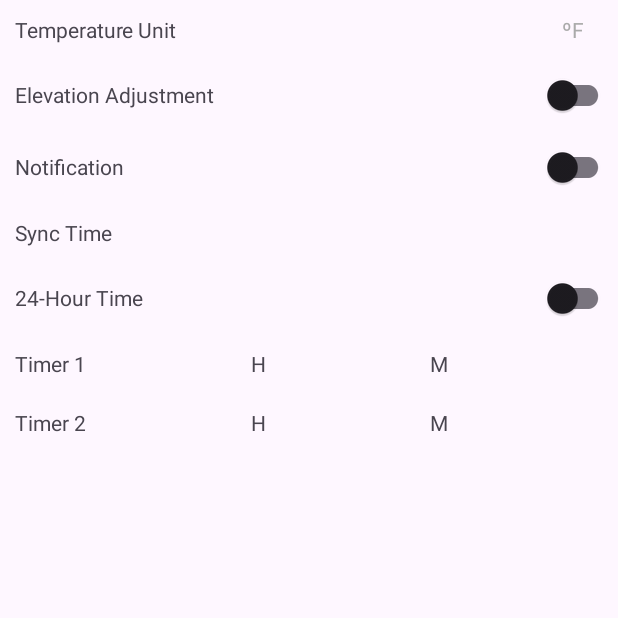
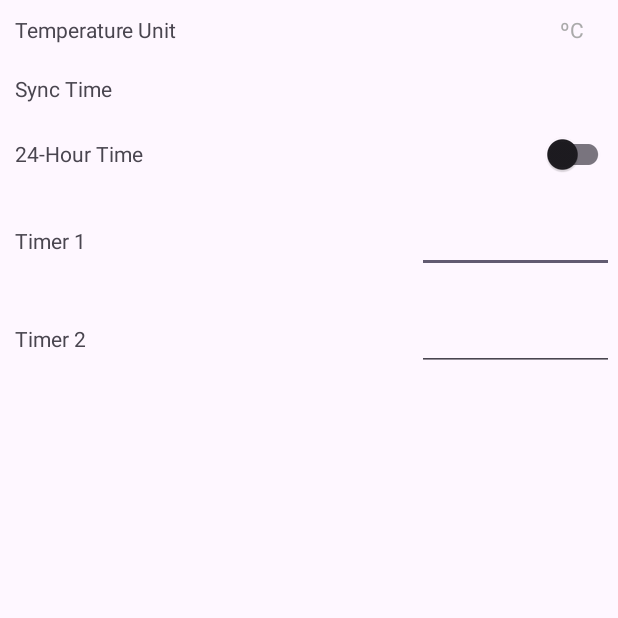
Before and after one commit to lizardlab/openpot, an Android app: the AppSettings screen opened directly, with no data from a screen before it, on a phone screen of 412 x 824 dp, the top half of it. Run offline under Robolectric (Android 15) with nearby library versions, the phone set to English and light mode, and no system bars; 4 statements that could not run were skipped.

Commit message:
pot settings complete

```diff
--- a/app/src/main/java/company/lizard/openpot/AppSettings.kt
+++ b/app/src/main/java/company/lizard/openpot/AppSettings.kt
@@ -7,14 +7,14 @@ import android.content.IntentFilter
 import android.os.Bundle
 import android.util.Log
 import android.view.View
+import android.widget.EditText
 import android.widget.TextView
-import android.widget.ToggleButton
 import androidx.activity.enableEdgeToEdge
 import androidx.appcompat.app.AppCompatActivity
-import androidx.compose.ui.state.ToggleableState
-import androidx.core.content.ContextCompat
+import androidx.appcompat.widget.SwitchCompat
 import androidx.core.view.ViewCompat
 import androidx.core.view.WindowInsetsCompat
+import androidx.core.widget.doAfterTextChanged
 
 
 class AppSettings : AppCompatActivity() {
@@ -22,9 +22,10 @@ class AppSettings : AppCompatActivity() {
     private lateinit var bleService: BLEService
     //val Context.dataStore: DataStore<Preferences> by preferencesDataStore(name = "settings")
     override fun onCreate(savedInstanceState: Bundle?) {
-        //val sharedPref = activity?.getSharedPreferences(getString(R.string.preference_file_key), Context.MODE_PRIVATE)
+        val sharedPref =  getSharedPreferences("OPENPOT_PREFS",Context.MODE_PRIVATE)
+        val isCelsius = sharedPref.getBoolean("IS_CELSIUS", true)
         super.onCreate(savedInstanceState)
-        bleService = BLEService(applicationContext)
+        bleService = BLEService.getInstance(applicationContext)
         enableEdgeToEdge()
         setContentView(R.layout.activity_pot_settings)
         ViewCompat.setOnApplyWindowInsetsListener(findViewById(R.id.main)) { v, insets ->
@@ -32,8 +33,32 @@ class AppSettings : AppCompatActivity() {
             v.setPadding(systemBars.left, systemBars.top, systemBars.right, systemBars.bottom)
             insets
         }
-        val twentyFourToggle = findViewById<ToggleButton>(R.id.btnMilTime)
+        if(isCelsius){
+            val txtTempUnit = findViewById<TextView>(R.id.txtTempUnit)
+            txtTempUnit.text = "ºC"
+        }
+        val twentyFourToggle = findViewById<SwitchCompat>(R.id.btnMilTime)
         twentyFourToggle.setOnCheckedChangeListener{ _, isChecked -> bleService.set24Hr(isChecked)}
+        val txtTimer1 = findViewById<EditText>(R.id.txtTimer1)
+        txtTimer1.doAfterTextChanged { text ->
+            if(text!!.split(":").size == 2 && text!!.split(":")[0].isNotEmpty() && text!!.split(":")[1].length > 1){
+                val hr = text!!.split(":")[0].toInt()
+                val min = text!!.split(":")[1].toInt()
+                val mins = hr * 60 + min
+                Log.d("ST", mins.toString())
+                bleService.setTimer1(mins)
+            }
+        }
+        val txtTimer2 = findViewById<EditText>(R.id.txtTimer2)
+        txtTimer2.doAfterTextChanged { text ->
+            if(text!!.split(":").size == 2 && text!!.split(":")[0].isNotEmpty() && text!!.split(":")[1].length > 1) {
+                val hr = text!!.split(":")[0].toInt()
+                val min = text!!.split(":")[1].toInt()
+                val mins = hr * 60 + min
+                Log.d("ST", mins.toString())
+                bleService.setTimer2(mins)
+            }
+        }
     }
 
     override fun onResume() {
@@ -41,35 +66,53 @@ class AppSettings : AppCompatActivity() {
         val intFilter = IntentFilter("company.lizard.openpot.TWENTY_FOUR")
         intFilter.addAction("company.lizard.openpot.TIMER1")
         intFilter.addAction("company.lizard.openpot.TIMER2")
-        ContextCompat.registerReceiver(this, dataReceiver, intFilter, ContextCompat.RECEIVER_EXPORTED)
+        registerReceiver(dataReceiver, intFilter, RECEIVER_EXPORTED)
+        getConfigs()
+    }
+    override fun onPause(){
+        super.onPause()
+        unregisterReceiver(dataReceiver)
     }
     fun toggleSI(v: View?){
-        Log.d("G", "Toggle")
         val freedomUnits = findViewById<TextView>(R.id.txtTempUnit)
+        val sharedPref =  getSharedPreferences("OPENPOT_PREFS",Context.MODE_PRIVATE)
+        val editor = sharedPref.edit()
         if(freedomUnits.text.equals("ºF")){
             freedomUnits.text = "ºC"
+            editor.putBoolean("IS_CELSIUS", true)
         }
         else{
             freedomUnits.text = "ºF"
+            editor.putBoolean("IS_CELSIUS", false)
         }
+        editor.commit()
     }
     fun syncTime(v: View?){
         bleService.setTime()
     }
     fun getConfigs(){
         bleService.is24Hr()
-        bleService.getTimer1();
-        bleService.getTimer2();
+        bleService.getTimer1()
+        bleService.getTimer2()
     }
     var dataReceiver: BroadcastReceiver = object : BroadcastReceiver() {
         override fun onReceive(context: Context, intent: Intent) {
             if (intent.action == "company.lizard.openpot.TWENTY_FOUR") {
                 val data = intent.getByteArrayExtra("VALUE")
-                val btn = findViewById<ToggleButton>(R.id.btnMilTime)
+                val btn = findViewById<SwitchCompat>(R.id.btnMilTime)
                 btn.isChecked = data!![0].toInt() == 0
             }
             else if(intent.action == "company.lizard.openpot.TIMER1"){
-
+                val data = intent.getByteArrayExtra("VALUE")
+                val timer = findViewById<EditText>(R.id.txtTimer1)
+                val timerStr: String = data!![0].toString() + ":" + data!![1].toString()
+                timer.setText(timerStr)
+            }
+            else if(intent.action == "company.lizard.openpot.TIMER2"){
+                val data = intent.getByteArrayExtra("VALUE")
+                val timer = findViewById<EditText>(R.id.txtTimer2)
+                val timerStr: String = data!![0].toString() + ":" + data!![1].toString()
+                timer.setText(timerStr)
             }
         }
     }
--- a/app/src/main/res/layout/activity_pot_settings.xml
+++ b/app/src/main/res/layout/activity_pot_settings.xml
@@ -6,6 +6,7 @@
     android:id="@+id/main"
     android:layout_width="409dp"
     android:layout_height="729dp"
+    android:onClick="toggleSI"
     android:orientation="vertical"
     android:paddingHorizontal="30dp"
     tools:context=".AppSettings"
@@ -15,6 +16,7 @@
     <LinearLayout
         android:layout_width="match_parent"
         android:layout_height="wrap_content"
+        android:onClick="toggleSI"
         android:orientation="horizontal">
 
         <TextView
@@ -47,7 +49,8 @@
     <LinearLayout
         android:layout_width="match_parent"
         android:layout_height="wrap_content"
-        android:orientation="horizontal">
+        android:orientation="horizontal"
+        android:visibility="gone">
 
         <TextView
             android:id="@+id/lblElevAdjust"
@@ -72,7 +75,8 @@
     <LinearLayout
         android:layout_width="match_parent"
         android:layout_height="wrap_content"
-        android:orientation="horizontal">
+        android:orientation="horizontal"
+        android:visibility="gone">
 
         <TextView
             android:id="@+id/lblNotif"
@@ -98,6 +102,7 @@
     <LinearLayout
         android:layout_width="match_parent"
         android:layout_height="wrap_content"
+        android:onClick="syncTime"
         android:orientation="horizontal">
 
         <TextView
@@ -106,7 +111,6 @@
             android:layout_height="wrap_content"
             android:layout_marginVertical="10dp"
             android:layout_marginLeft="10dp"
-            android:onClick="syncTime"
             android:text="@string/sync_time" />
 
     </LinearLayout>
@@ -154,37 +158,13 @@
             android:layout_height="wrap_content"
             android:layout_weight="2" />
 
-        <TextView
-            android:id="@+id/lblHr1"
-            android:layout_width="wrap_content"
-            android:layout_height="wrap_content"
-            android:layout_marginTop="10dp"
-            android:layout_weight="1"
-            android:text="H" />
-
-        <TextView
-            android:id="@+id/txtTimerHr1"
+        <EditText
+            android:id="@+id/txtTimer1"
             android:layout_width="wrap_content"
             android:layout_height="wrap_content"
             android:layout_marginVertical="10dp"
             android:layout_weight="1"
-            android:textAlignment="textEnd"
-            android:textColor="@color/settings" />
-
-        <TextView
-            android:id="@+id/lblMin1"
-            android:layout_width="wrap_content"
-            android:layout_height="wrap_content"
-            android:layout_marginTop="10dp"
-            android:layout_weight="1"
-            android:text="M" />
-
-        <TextView
-            android:id="@+id/txtTimerMin1"
-            android:layout_width="wrap_content"
-            android:layout_height="wrap_content"
-            android:layout_marginVertical="10dp"
-            android:layout_weight="1"
+            android:inputType="time"
             android:textAlignment="textEnd"
             android:textColor="@color/settings" />
 
@@ -208,37 +188,13 @@
             android:layout_height="wrap_content"
             android:layout_weight="2" />
 
-        <TextView
-            android:id="@+id/lblHr"
-            android:layout_width="wrap_content"
-            android:layout_height="wrap_content"
-            android:layout_marginTop="10dp"
-            android:layout_weight="1"
-            android:text="H" />
-
-        <TextView
-            android:id="@+id/txtTimerHr2"
+        <EditText
+            android:id="@+id/txtTimer2"
             android:layout_width="wrap_content"
             android:layout_height="wrap_content"
             android:layout_marginVertical="10dp"
             android:layout_weight="1"
-            android:textAlignment="textEnd"
-            android:textColor="@color/settings" />
-
-        <TextView
-            android:id="@+id/lblMin2"
-            android:layout_width="wrap_content"
-            android:layout_height="wrap_content"
-            android:layout_marginTop="10dp"
-            android:layout_weight="1"
-            android:text="M" />
-
-        <TextView
-            android:id="@+id/txtTimerMin2"
-            android:layout_width="wrap_content"
-            android:layout_height="wrap_content"
-            android:layout_marginVertical="10dp"
-            android:layout_weight="1"
+            android:inputType="time"
             android:textAlignment="textEnd"
             android:textColor="@color/settings" />
 
```
Also changed, not shown: app/build.gradle.kts (+5 -4 lines), app/src/main/java/company/lizard/openpot/BLEService.java (+17 -9 lines), app/src/main/java/company/lizard/openpot/MainActivity.java (+10 -3 lines).
